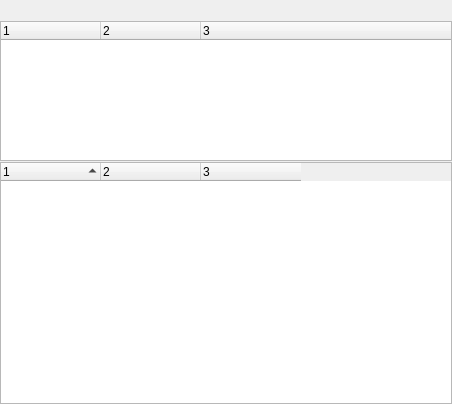
Qt form src/desktop/GuiShareLocal.ui (hwgao/beebeep) before a commit.
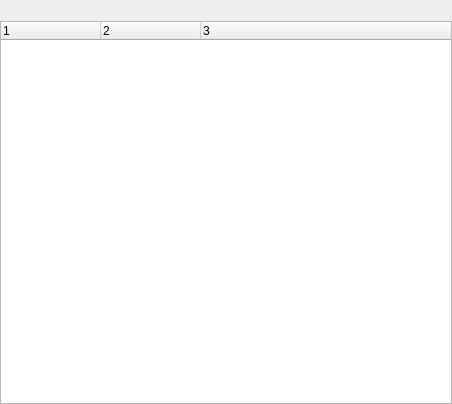
The same form after that commit.

Patch:
```diff
--- a/src/desktop/GuiShareLocal.ui
+++ b/src/desktop/GuiShareLocal.ui
@@ -56,18 +56,6 @@
    </item>
    <item row="1" column="0">
     <widget class="QTreeWidget" name="mp_twMyShares">
-     <property name="maximumSize">
-      <size>
-       <width>16777215</width>
-       <height>140</height>
-      </size>
-     </property>
-     <property name="baseSize">
-      <size>
-       <width>120</width>
-       <height>0</height>
-      </size>
-     </property>
      <property name="selectionMode">
       <enum>QAbstractItemView::SingleSelection</enum>
      </property>
@@ -94,43 +82,6 @@
      </column>
     </widget>
    </item>
-   <item row="2" column="0">
-    <widget class="QTreeWidget" name="mp_twLocalShares">
-     <property name="baseSize">
-      <size>
-       <width>120</width>
-       <height>0</height>
-      </size>
-     </property>
-     <property name="sortingEnabled">
-      <bool>true</bool>
-     </property>
-     <property name="allColumnsShowFocus">
-      <bool>true</bool>
-     </property>
-     <property name="columnCount">
-      <number>3</number>
-     </property>
-     <attribute name="headerStretchLastSection">
-      <bool>false</bool>
-     </attribute>
-     <column>
-      <property name="text">
-       <string notr="true">1</string>
-      </property>
-     </column>
-     <column>
-      <property name="text">
-       <string notr="true">2</string>
-      </property>
-     </column>
-     <column>
-      <property name="text">
-       <string notr="true">3</string>
-      </property>
-     </column>
-    </widget>
-   </item>
   </layout>
  </widget>
  <tabstops>
```
Left out of the diff: 1 changed line with no effect on the pictures.
